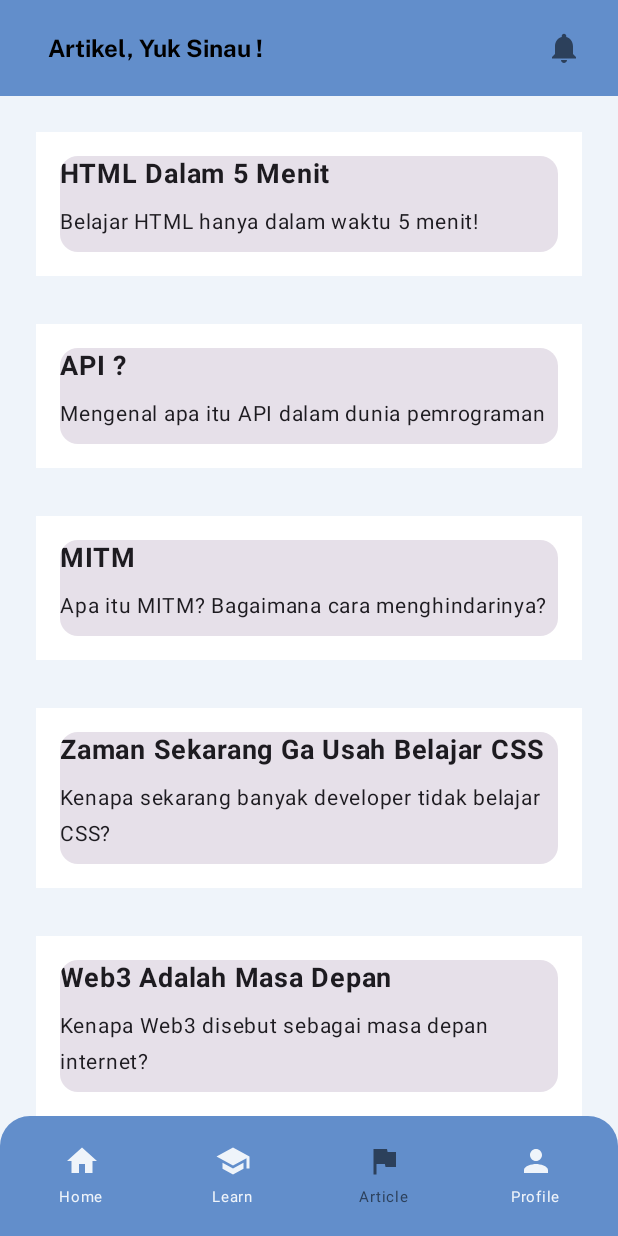
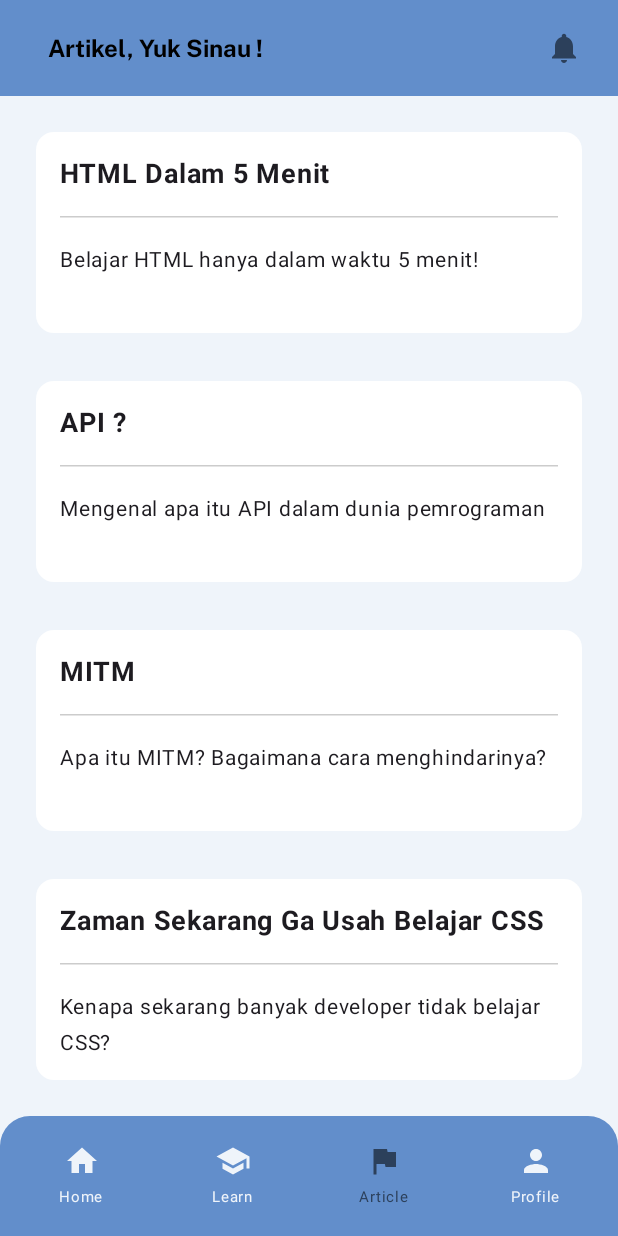
Before and after one commit to fridoustin/codemy, an Android app built with Jetpack Compose: the ArticleHomePage screen opened through its navigation route, on a phone screen of 412 x 824 dp. Run offline under Robolectric (Android 15) with nearby library versions, the phone set to English and light mode, and no system bars; our stand-ins replace Firebase (no records; nobody signed in at launch, a user with empty details on screens opened directly), livedata-compose; pictures from the network do not load; 2 statements that could not run were skipped.

Commit message:
style: memperbaiki ui articles

```diff
--- a/app/src/main/java/com/sem5/codemy/features/article/presentation/ui/ArticleHomePage.kt
+++ b/app/src/main/java/com/sem5/codemy/features/article/presentation/ui/ArticleHomePage.kt
@@ -10,6 +10,10 @@ import androidx.compose.foundation.lazy.items
 import androidx.compose.material.icons.Icons
 import androidx.compose.material.icons.filled.Notifications
 import androidx.compose.material3.Card
+import androidx.compose.material3.CardDefaults
+import androidx.compose.material3.Divider
+import androidx.compose.material3.DividerDefaults
+import androidx.compose.material3.HorizontalDivider
 import androidx.compose.material3.Icon
 import androidx.compose.material3.IconButton
 import androidx.compose.material3.Text
@@ -110,24 +114,36 @@ fun ArticleRow(article: Article, onClick: () -> Unit) {
     Card(
         modifier = Modifier
             .fillMaxWidth()
-            .padding(8.dp)
-            .background(Color.White)
-            .padding(16.dp),
-        onClick = onClick // Navigasi ke route artikel
+            .height(150.dp)
+            .padding(8.dp),
+        colors = CardDefaults.cardColors(containerColor = Color.White), // Atur warna latar belakang
+        onClick = onClick
     ) {
         Column(
-            modifier = Modifier.fillMaxWidth()
+            modifier = Modifier
+                .fillMaxSize()
+                .padding(16.dp)
         ) {
             Text(
                 text = stringResource(id = article.articleTitle), // Ambil title dari strings.xml
+                maxLines = 1,
                 fontSize = 18.sp,
                 fontWeight = FontWeight.Bold,
                 modifier = Modifier.padding(bottom = 8.dp)
             )
+
+            // Tambahkan Divider untuk memisahkan judul dan deskripsi
+            HorizontalDivider(
+                color = Color.LightGray,
+                thickness = 1.dp,
+                modifier = Modifier.padding(vertical = 8.dp)
+            )
+
             Text(
-                text = article.articleDescription, // Deskripsi artikel
+                text = article.articleDescription,
                 fontSize = 14.sp,
-                modifier = Modifier.padding(bottom = 8.dp)
+                maxLines = 3,
+                modifier = Modifier.padding(top = 8.dp)
             )
         }
     }
```
